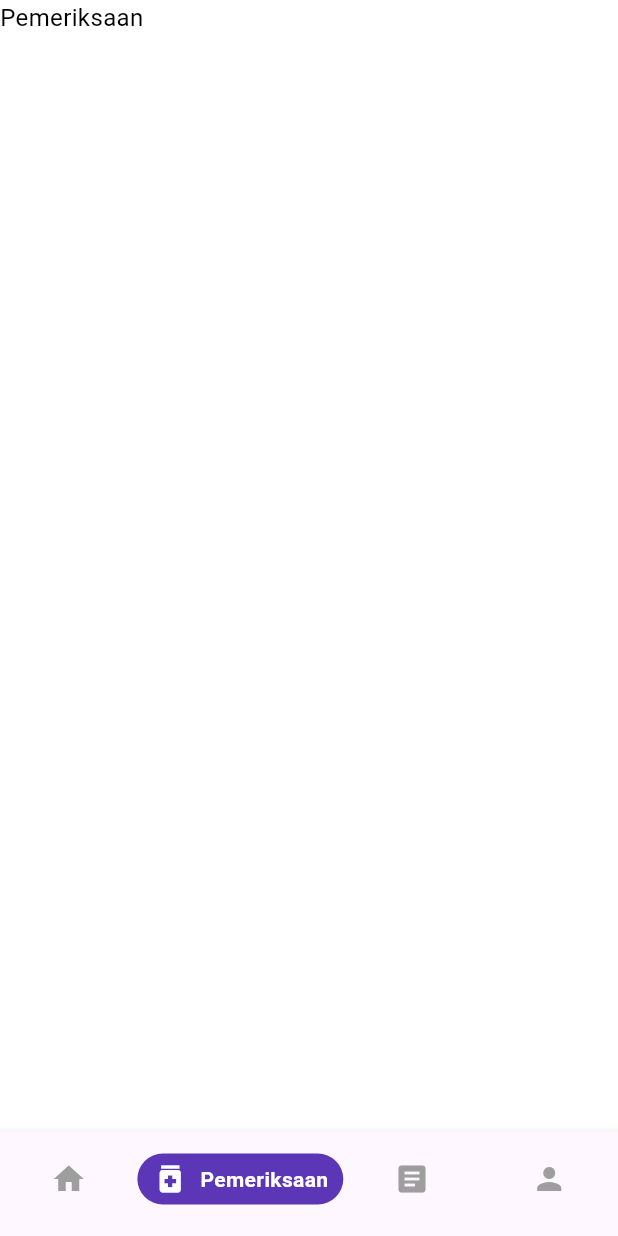
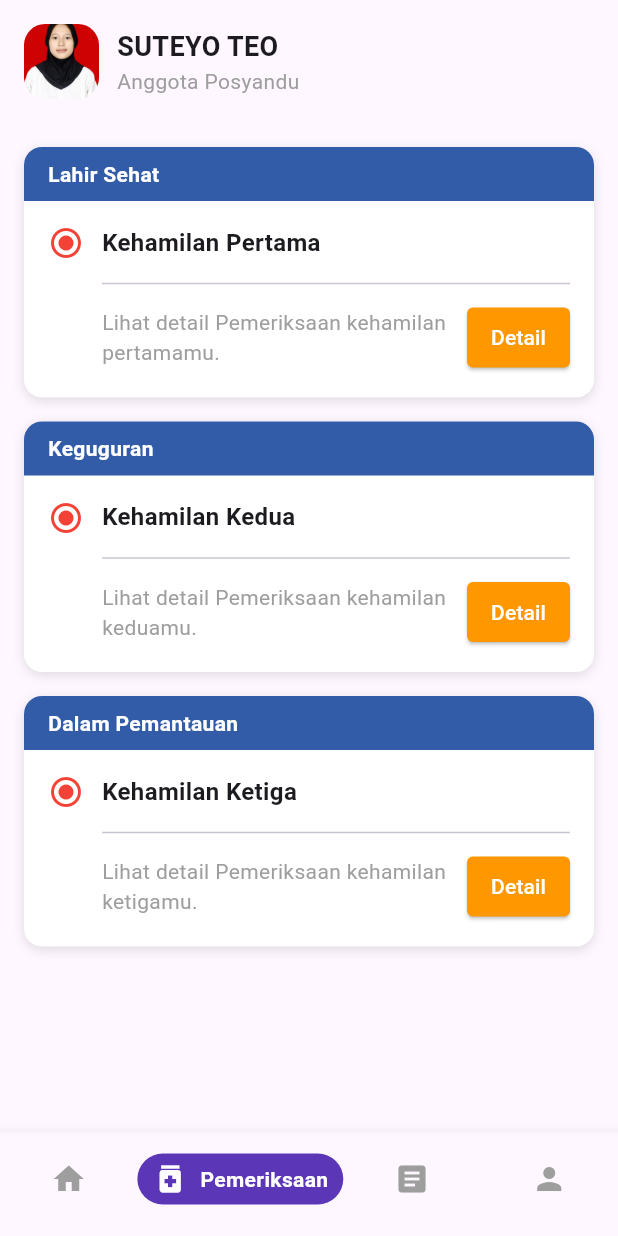
Before and after one commit to Mafirrr/Mobile_Posyandu, a Flutter app: the NavAnggotaScreen screen opened directly, item 2 of the bottom bar chosen, on a phone screen of 412 x 824 dp. Run offline on Flutter 3.47's test engine with Material 3 defaults, Android fonts, the phone set to English and light mode, and no system bars; our stand-ins replace dio, firebase_auth, firebase_core, fl_chart, google_fonts, shared_preferences and 1 more; accounts and stored records are empty; network calls fail.

Commit message:
update graddle & add list_kehamilan

```diff
--- a/lib/screens/Pemeriksaan/list_kehamilan.dart
+++ b/lib/screens/Pemeriksaan/list_kehamilan.dart
@@ -0,0 +1,178 @@
+import 'package:flutter/material.dart';
+
+class ListKehamilanPage extends StatefulWidget {
+  const ListKehamilanPage({Key? key}) : super(key: key);
+
+  @override
+  State<ListKehamilanPage> createState() => _ListKehamilanPageState();
+}
+
+class _ListKehamilanPageState extends State<ListKehamilanPage> {
+  @override
+  Widget build(BuildContext context) {
+    return Scaffold(
+      body: SafeArea(
+        child: Padding(
+          padding: const EdgeInsets.all(16),
+          child: Column(
+            crossAxisAlignment: CrossAxisAlignment.start,
+            children: [
+              Row(
+                children: [
+                  //image
+                  ClipRRect(
+                    borderRadius: BorderRadius.circular(14),
+                    child: Image.asset(
+                      'assets/images/picture.jpg',
+                      width: 50,
+                      height: 50,
+                      fit: BoxFit.cover,
+                    ),
+                  ),
+                  const SizedBox(width: 12),
+                  Column(
+                    crossAxisAlignment: CrossAxisAlignment.start,
+                    children: const [
+                      Text(
+                        'SUTEYO TEO',
+                        style: TextStyle(
+                          fontWeight: FontWeight.bold,
+                          fontSize: 18,
+                        ),
+                      ),
+                      Text(
+                        'Anggota Posyandu',
+                        style: TextStyle(color: Colors.grey),
+                      ),
+                    ],
+                  ),
+                ],
+              ),
+              const SizedBox(height: 32),
+              Expanded(
+                child: ListView(
+                  children: [
+                    _buildCard(
+                      status: 'Lahir Sehat',
+                      title: 'Kehamilan Pertama',
+                      description:
+                          'Lihat detail Pemeriksaan kehamilan pertamamu.',
+                    ),
+                    _buildCard(
+                      status: 'Keguguran',
+                      title: 'Kehamilan Kedua',
+                      description:
+                          'Lihat detail Pemeriksaan kehamilan keduamu.',
+                    ),
+                    _buildCard(
+                      status: 'Dalam Pemantauan',
+                      title: 'Kehamilan Ketiga',
+                      description:
+                          'Lihat detail Pemeriksaan kehamilan ketigamu.',
+                    ),
+                  ],
+                ),
+              ),
+            ],
+          ),
+        ),
+      ),
+    );
+  }
+
+  Widget _buildCard({
+    required String status,
+    required String title,
+    required String description,
+  }) {
+    return Container(
+      margin: const EdgeInsets.only(bottom: 16),
+      decoration: BoxDecoration(
+        color: Colors.white,
+        borderRadius: BorderRadius.circular(12),
+        boxShadow: [
+          BoxShadow(
+            blurRadius: 6,
+            color: Colors.black12,
+            offset: Offset(0, 2),
+          ),
+        ],
+      ),
+      child: Column(
+        children: [
+          Container(
+            width: double.infinity,
+            padding: const EdgeInsets.symmetric(horizontal: 16, vertical: 8),
+            decoration: const BoxDecoration(
+              color: Color(0xFF325CA8),
+              borderRadius: BorderRadius.only(
+                topLeft: Radius.circular(12),
+                topRight: Radius.circular(12),
+              ),
+            ),
+            child: Text(
+              status,
+              style: const TextStyle(
+                color: Colors.white,
+                fontWeight: FontWeight.w600,
+              ),
+            ),
+          ),
+          Padding(
+            padding: const EdgeInsets.all(16),
+            child: Row(
+              crossAxisAlignment: CrossAxisAlignment.start,
+              children: [
+                const Icon(Icons.radio_button_checked, color: Colors.red),
+                const SizedBox(width: 12),
+                Expanded(
+                  child: Column(
+                    crossAxisAlignment: CrossAxisAlignment.start,
+                    children: [
+                      Text(
+                        title,
+                        style: const TextStyle(
+                          fontWeight: FontWeight.bold,
+                          fontSize: 16,
+                        ),
+                      ),
+                      const SizedBox(height: 8),
+                      const Divider(thickness: 1),
+                      const SizedBox(height: 4),
+                      Row(
+                        crossAxisAlignment: CrossAxisAlignment.center,
+                        children: [
+                          Expanded(
+                            child: Text(
+                              description,
+                              style: const TextStyle(color: Colors.grey),
+                            ),
+                          ),
+                          ElevatedButton(
+                            onPressed: () {},
+                            style: ElevatedButton.styleFrom(
+                              backgroundColor: Colors.orange,
+                              padding: const EdgeInsets.symmetric(
+                                  horizontal: 16, vertical: 8),
+                              shape: RoundedRectangleBorder(
+                                borderRadius: BorderRadius.circular(4),
+                              ),
+                            ),
+                            child: const Text(
+                              'Detail',
+                              style: TextStyle(color: Colors.white),
+                            ),
+                          ),
+                        ],
+                      ),
+                    ],
+                  ),
+                ),
+              ],
+            ),
+          ),
+        ],
+      ),
+    );
+  }
+}
--- a/lib/screens/SplashScreen.dart
+++ b/lib/screens/SplashScreen.dart
@@ -2,6 +2,7 @@ import 'package:flutter/material.dart';
 import 'package:posyandu_mob/core/database/UserDatabase.dart';
 import 'package:posyandu_mob/screens/login/login_screen.dart';
 import 'package:posyandu_mob/screens/navigation/navAnggota_screen.dart';
+import 'package:posyandu_mob/screens/Pemeriksaan/list_kehamilan.dart';
 
 class SplashScreen extends StatefulWidget {
   const SplashScreen({super.key});
--- a/lib/screens/dashboard/dashboard_screen.dart
+++ b/lib/screens/dashboard/dashboard_screen.dart
@@ -139,9 +139,14 @@ class _DashboardPageState extends State<DashboardPage> {
               children: [
                 Row(
                   children: [
-                    const CircleAvatar(
-                      radius: 24,
-                      backgroundImage: AssetImage('assets/images/logo.png'),
+                    ClipRRect(
+                      borderRadius: BorderRadius.circular(14),
+                      child: Image.asset(
+                        'assets/images/picture.jpg',
+                        width: 50,
+                        height: 50,
+                        fit: BoxFit.cover,
+                      ),
                     ),
                     const SizedBox(width: 12),
                     Column(
--- a/lib/screens/navigation/navAnggota_screen.dart
+++ b/lib/screens/navigation/navAnggota_screen.dart
@@ -1,5 +1,6 @@
 import 'package:flutter/material.dart';
 import 'package:posyandu_mob/screens/Edukasi/Edukasi.dart';
+import 'package:posyandu_mob/screens/Pemeriksaan/list_kehamilan.dart';
 import 'package:posyandu_mob/screens/profil/ProfilScreen.dart';
 import 'package:posyandu_mob/widgets/custom_text.dart';
 import 'package:posyandu_mob/screens/dashboard/dashboard_screen.dart';
@@ -27,7 +28,7 @@ class _NavAnggotaScreenState extends State<NavAnggotaScreen> {
       case 0:
         return const DashboardPage();
       case 1:
-        return CustomText(text: "Pemeriksaan");
+        return ListKehamilanPage();
       case 2:
         return EdukasiHomePage();
       case 3:
```
Also changed, not shown: 1 other file.
